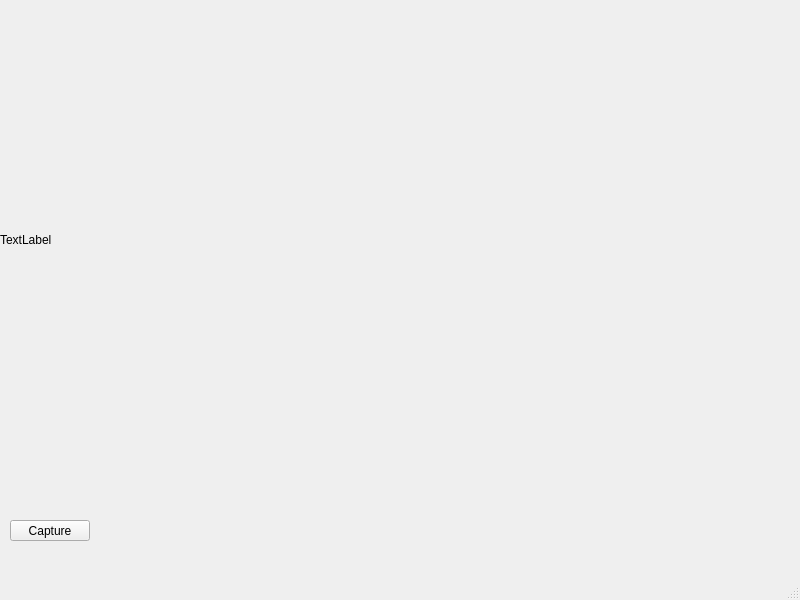
Above: R6AutoSplitter/mainwindow.ui from Gurvir-Singh/R6AutoSplitter before the change. Below: the same form after it.
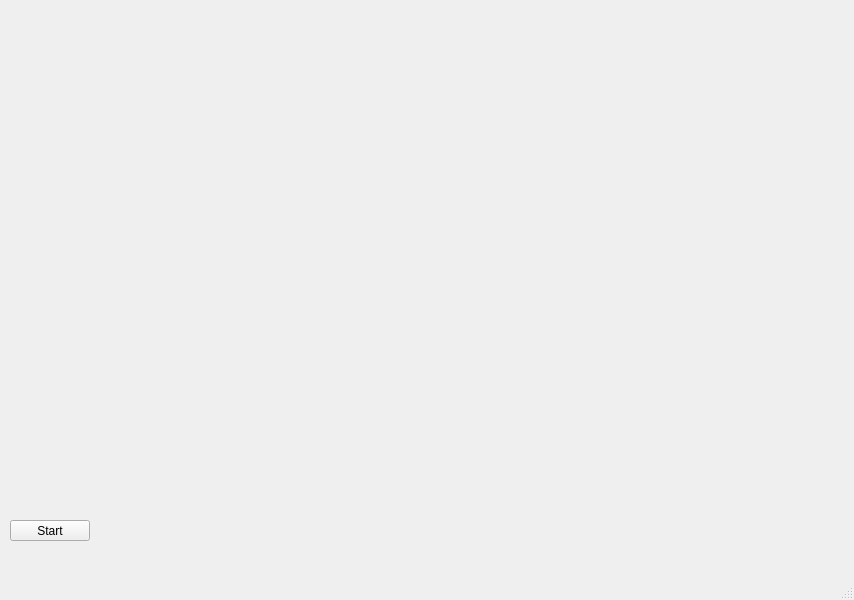
That is the form after the change.

```diff
--- a/R6AutoSplitter/mainwindow.ui
+++ b/R6AutoSplitter/mainwindow.ui
@@ -6,7 +6,7 @@
    <rect>
     <x>0</x>
     <y>0</y>
-    <width>800</width>
+    <width>854</width>
     <height>600</height>
    </rect>
   </property>
@@ -24,7 +24,7 @@
      </rect>
     </property>
     <property name="text">
-     <string>TextLabel</string>
+     <string/>
     </property>
    </widget>
    <widget class="QPushButton" name="captureButton">
@@ -37,7 +37,7 @@
      </rect>
     </property>
     <property name="text">
-     <string>Capture</string>
+     <string>Start</string>
     </property>
    </widget>
   </widget>
```
Left out of the diff: 2 changed lines with no effect on the pictures.
